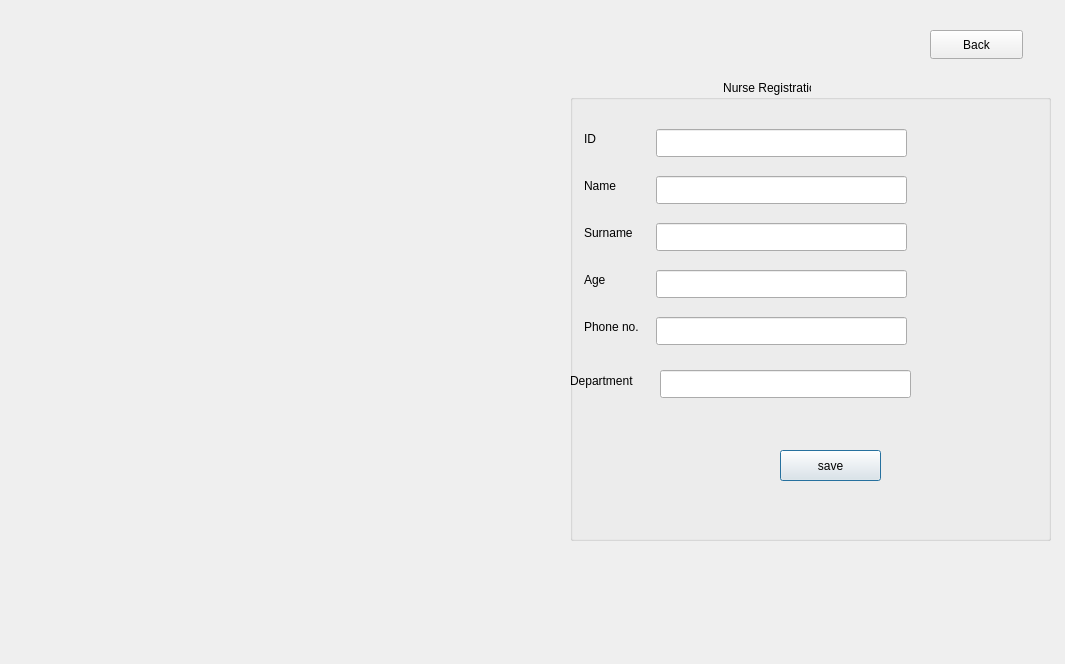
Qt form Sqlite_DB/nurseinfo.ui (AnishBharati/Qt-HMS) before a commit.
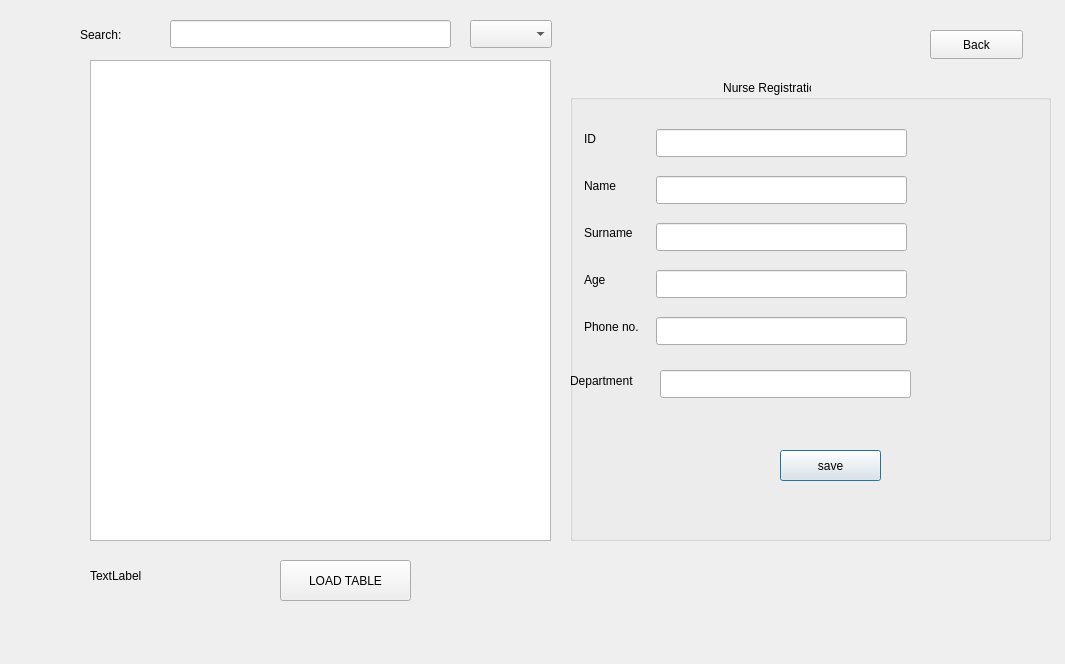
The same form after that commit.

Patch:
```diff
--- a/Sqlite_DB/nurseinfo.ui
+++ b/Sqlite_DB/nurseinfo.ui
@@ -190,6 +190,75 @@
     <string>Back</string>
    </property>
   </widget>
+  <widget class="QLabel" name="label_sec_status">
+   <property name="geometry">
+    <rect>
+     <x>90</x>
+     <y>560</y>
+     <width>121</width>
+     <height>31</height>
+    </rect>
+   </property>
+   <property name="text">
+    <string>TextLabel</string>
+   </property>
+  </widget>
+  <widget class="QTableView" name="tableView">
+   <property name="geometry">
+    <rect>
+     <x>90</x>
+     <y>60</y>
+     <width>461</width>
+     <height>481</height>
+    </rect>
+   </property>
+  </widget>
+  <widget class="QPushButton" name="pushButton_3">
+   <property name="geometry">
+    <rect>
+     <x>280</x>
+     <y>560</y>
+     <width>131</width>
+     <height>41</height>
+    </rect>
+   </property>
+   <property name="text">
+    <string>LOAD TABLE</string>
+   </property>
+  </widget>
+  <widget class="QComboBox" name="cbColumnas">
+   <property name="geometry">
+    <rect>
+     <x>470</x>
+     <y>20</y>
+     <width>82</width>
+     <height>28</height>
+    </rect>
+   </property>
+  </widget>
+  <widget class="QLineEdit" name="lineEdit">
+   <property name="geometry">
+    <rect>
+     <x>170</x>
+     <y>20</y>
+     <width>281</width>
+     <height>28</height>
+    </rect>
+   </property>
+  </widget>
+  <widget class="QLabel" name="label_2">
+   <property name="geometry">
+    <rect>
+     <x>80</x>
+     <y>19</y>
+     <width>71</width>
+     <height>31</height>
+    </rect>
+   </property>
+   <property name="text">
+    <string>Search:</string>
+   </property>
+  </widget>
  </widget>
  <resources/>
  <connections/>
```
Left out of the diff: 2 changed lines with no effect on the pictures.
